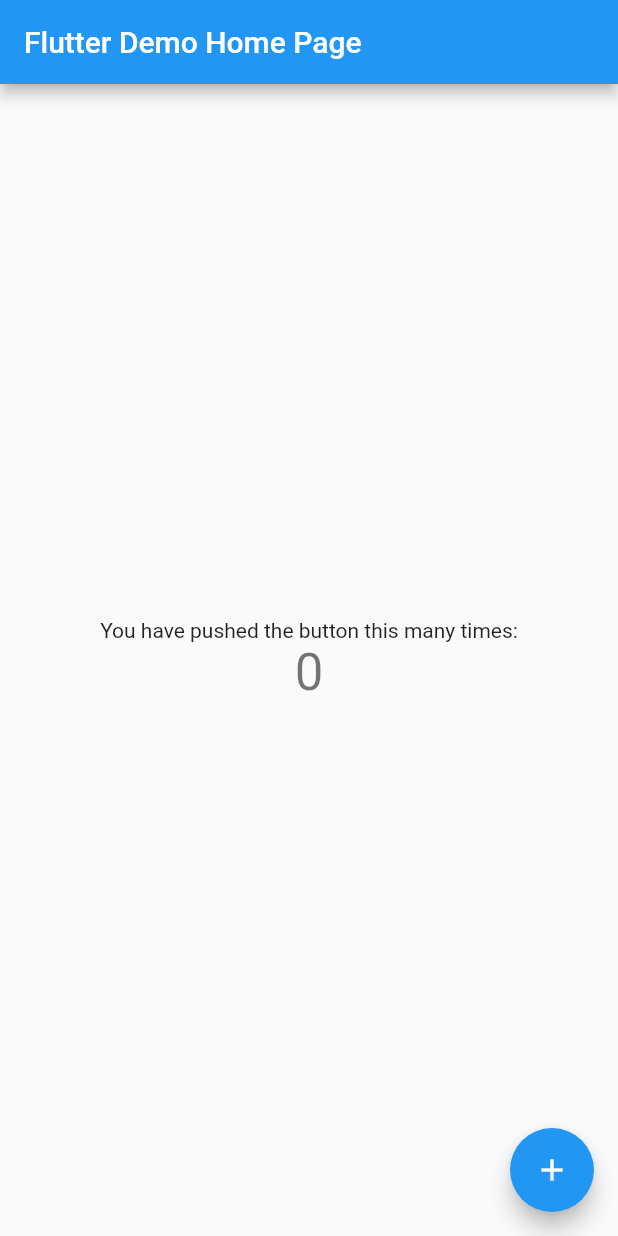
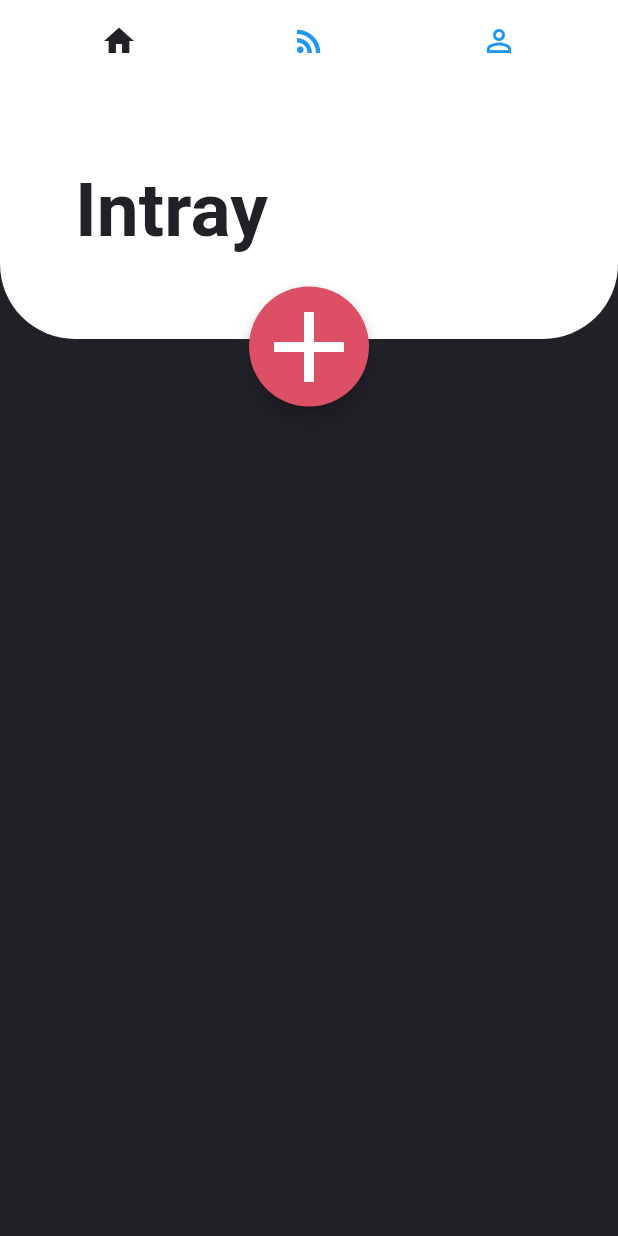
Before and after one commit to Cvam06/TodoApp, a Flutter app: the screen it shows after launch, on a phone screen of 412 x 824 dp. Run offline on Flutter 3.47's test engine with Material 2 defaults, Android fonts, the phone set to English and light mode, and no system bars; Roboto replaces fonts that are missing (Avenir).

Commit message:
Button AppBar

```diff
--- a/App/todoapp/lib/main.dart
+++ b/App/todoapp/lib/main.dart
@@ -1,47 +1,26 @@
 import 'package:flutter/material.dart';
+import './models/global.dart';
 
 void main() {
   runApp(MyApp());
 }
 
 class MyApp extends StatelessWidget {
-  // This widget is the root of your application.
   @override
   Widget build(BuildContext context) {
     return MaterialApp(
-      title: 'Flutter Demo',
+      debugShowCheckedModeBanner: false,
+      title: 'Todo App',
       theme: ThemeData(
-        // This is the theme of your application.
-        //
-        // Try running your application with "flutter run". You'll see the
-        // application has a blue toolbar. Then, without quitting the app, try
-        // changing the primarySwatch below to Colors.green and then invoke
-        // "hot reload" (press "r" in the console where you ran "flutter run",
-        // or simply save your changes to "hot reload" in a Flutter IDE).
-        // Notice that the counter didn't reset back to zero; the application
-        // is not restarted.
         primarySwatch: Colors.blue,
-        // This makes the visual density adapt to the platform that you run
-        // the app on. For desktop platforms, the controls will be smaller and
-        // closer together (more dense) than on mobile platforms.
-        visualDensity: VisualDensity.adaptivePlatformDensity,
       ),
-      home: MyHomePage(title: 'Flutter Demo Home Page'),
+      home: MyHomePage(title: 'Todo App'),
     );
   }
 }
 
 class MyHomePage extends StatefulWidget {
   MyHomePage({Key key, this.title}) : super(key: key);
-
-  // This widget is the home page of your application. It is stateful, meaning
-  // that it has a State object (defined below) that contains fields that affect
-  // how it looks.
-
-  // This class is the configuration for the state. It holds the values (in this
-  // case the title) provided by the parent (in this case the App widget) and
-  // used by the build method of the State. Fields in a Widget subclass are
-  // always marked "final".
 
   final String title;
 
@@ -50,68 +29,93 @@ class MyHomePage extends StatefulWidget {
 }
 
 class _MyHomePageState extends State<MyHomePage> {
-  int _counter = 0;
-
-  void _incrementCounter() {
-    setState(() {
-      // This call to setState tells the Flutter framework that something has
-      // changed in this State, which causes it to rerun the build method below
-      // so that the display can reflect the updated values. If we changed
-      // _counter without calling setState(), then the build method would not be
-      // called again, and so nothing would appear to happen.
-      _counter++;
-    });
-  }
-
   @override
   Widget build(BuildContext context) {
-    // This method is rerun every time setState is called, for instance as done
-    // by the _incrementCounter method above.
-    //
-    // The Flutter framework has been optimized to make rerunning build methods
-    // fast, so that you can just rebuild anything that needs updating rather
-    // than having to individually change instances of widgets.
-    return Scaffold(
-      appBar: AppBar(
-        // Here we take the value from the MyHomePage object that was created by
-        // the App.build method, and use it to set our appbar title.
-        title: Text(widget.title),
-      ),
-      body: Center(
-        // Center is a layout widget. It takes a single child and positions it
-        // in the middle of the parent.
-        child: Column(
-          // Column is also a layout widget. It takes a list of children and
-          // arranges them vertically. By default, it sizes itself to fit its
-          // children horizontally, and tries to be as tall as its parent.
-          //
-          // Invoke "debug painting" (press "p" in the console, choose the
-          // "Toggle Debug Paint" action from the Flutter Inspector in Android
-          // Studio, or the "Toggle Debug Paint" command in Visual Studio Code)
-          // to see the wireframe for each widget.
-          //
-          // Column has various properties to control how it sizes itself and
-          // how it positions its children. Here we use mainAxisAlignment to
-          // center the children vertically; the main axis here is the vertical
-          // axis because Columns are vertical (the cross axis would be
-          // horizontal).
-          mainAxisAlignment: MainAxisAlignment.center,
-          children: <Widget>[
-            Text(
-              'You have pushed the button this many times:',
+    return MaterialApp(
+      color: Colors.yellow,
+      home: SafeArea(
+        child: DefaultTabController(
+          length: 3,
+          child: new Scaffold(
+            body: Stack(
+              children: <Widget>[
+                TabBarView(
+                  children: [
+                    new Container(
+                      color: darkGrayColor,
+                    ),
+                    new Container(
+                      color: Colors.orange,
+                    ),
+                    new Container(
+                      color: Colors.lightGreen,
+                    ),
+                  ],
+                ),
+                Container(
+                  padding: EdgeInsets.only(left: 50),
+                  height: 170,
+                  decoration: BoxDecoration(
+                    borderRadius: BorderRadius.only(
+                      bottomLeft: Radius.circular(50.0),
+                      bottomRight: Radius.circular(50.0),
+                    ),
+                    color: Colors.white,
+                  ),
+                  child: Row(
+                    mainAxisAlignment: MainAxisAlignment.spaceBetween,
+                    children: <Widget>[
+                      Text(
+                        "Intray",
+                        style: intrayTitleStyle,
+                      ),
+                      Container(),
+                    ],
+                  ),
+                ),
+                Container(
+                  height: 80,
+                  width: 80,
+                  margin: EdgeInsets.only(
+                      top: 135,
+                      left: MediaQuery.of(context).size.width * 0.5 - 40),
+                  child: FloatingActionButton(
+                    onPressed: () {},
+                    backgroundColor: redColor,
+                    child: Icon(
+                      Icons.add,
+                      size: 80,
+                    ),
+                  ),
+                )
+              ],
             ),
-            Text(
-              '$_counter',
-              style: Theme.of(context).textTheme.headline4,
+            appBar: AppBar(
+              elevation: 0,
+              title: new TabBar(
+                tabs: [
+                  Tab(
+                    icon: new Icon(Icons.home),
+                  ),
+                  Tab(
+                    icon: new Icon(Icons.rss_feed),
+                  ),
+                  Tab(
+                    icon: new Icon(Icons.perm_identity),
+                  ),
+                ],
+                labelColor: darkGrayColor,
+                unselectedLabelColor: Colors.blue,
+                indicatorSize: TabBarIndicatorSize.label,
+                indicatorPadding: EdgeInsets.all(5.0),
+                indicatorColor: Colors.transparent,
+              ),
+              backgroundColor: Colors.white,
             ),
-          ],
+            backgroundColor: Colors.white,
+          ),
         ),
       ),
-      floatingActionButton: FloatingActionButton(
-        onPressed: _incrementCounter,
-        tooltip: 'Increment',
-        child: Icon(Icons.add),
-      ), // This trailing comma makes auto-formatting nicer for build methods.
     );
   }
 }
--- /dev/null
+++ b/App/todoapp/lib/models/global.dart
@@ -0,0 +1,11 @@
+import 'package:flutter/material.dart';
+
+Color darkGrayColor = new Color(0xFF212128);
+Color redColor = new Color(0xFFDC4F64);
+
+TextStyle intrayTitleStyle = new TextStyle(
+  fontFamily: 'Avenir',
+  fontWeight: FontWeight.bold,
+  color: darkGrayColor,
+  fontSize: 50,
+);
```
